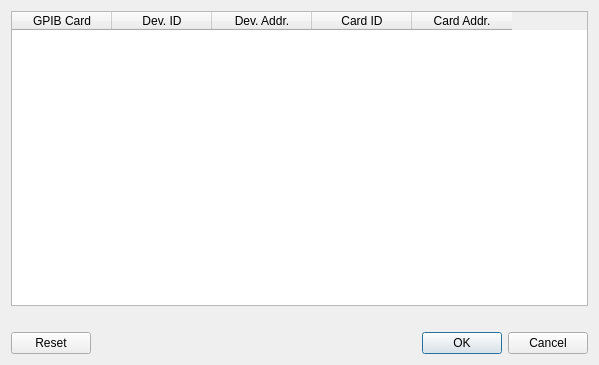
Old version of the form seebeck/gpibdetectdialog.ui in the repository OfficeForProductSafetyAndStandards/LegacyVB6.
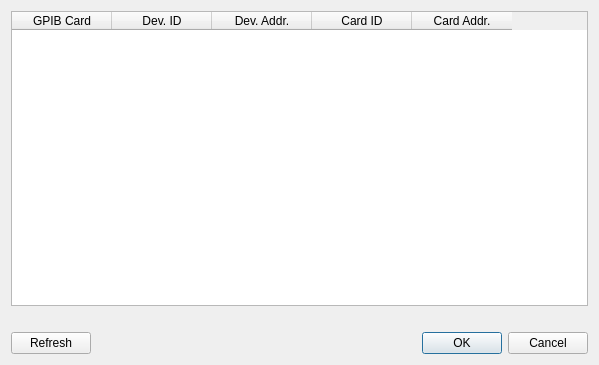
New version of the form.

Commit message: Set GPIB dev params from dialog

Patch:
```diff
--- a/seebeck/gpibdetectdialog.ui
+++ b/seebeck/gpibdetectdialog.ui
@@ -14,17 +14,17 @@
    <string>Dialog</string>
   </property>
   <layout class="QGridLayout" name="gridLayout">
-   <item row="2" column="0">
+   <item row="2" column="1">
     <widget class="QDialogButtonBox" name="buttonBox">
      <property name="orientation">
       <enum>Qt::Horizontal</enum>
      </property>
      <property name="standardButtons">
-      <set>QDialogButtonBox::Cancel|QDialogButtonBox::Ok|QDialogButtonBox::Reset</set>
+      <set>QDialogButtonBox::Cancel|QDialogButtonBox::Ok</set>
      </property>
     </widget>
    </item>
-   <item row="0" column="0">
+   <item row="0" column="0" colspan="2">
     <widget class="QTableWidget" name="devicesTableWidget">
      <property name="editTriggers">
       <set>QAbstractItemView::NoEditTriggers</set>
@@ -65,9 +65,16 @@
      </column>
     </widget>
    </item>
-   <item row="1" column="0">
+   <item row="1" column="1">
     <widget class="QLabel" name="msgLabel"/>
    </item>
+   <item row="2" column="0">
+    <widget class="QPushButton" name="pushButton">
+     <property name="text">
+      <string>Refresh</string>
+     </property>
+    </widget>
+   </item>
   </layout>
  </widget>
  <resources/>
```
The commit also changes 4 other files.
